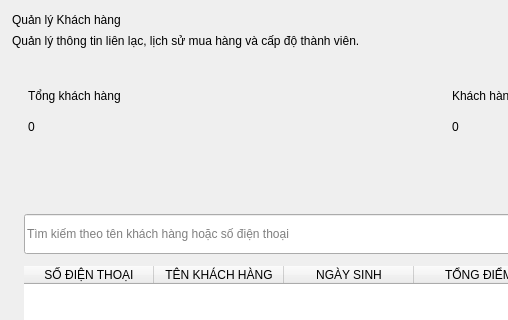
Old version of the form src/gui/tabs/customer_management.ui in the repository letrankhang/Supermarket_Manager; both pictures show x 0 to 508 and y 0 to 320 of the 1280 by 860 pixel window.
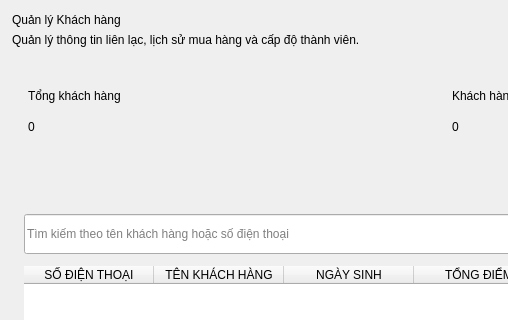
New version of the form. Icons and pictures are not drawn.

What changed in the file:
```diff
--- a/src/gui/tabs/customer_management.ui
+++ b/src/gui/tabs/customer_management.ui
@@ -787,7 +787,7 @@
      <item>
       <layout class="QVBoxLayout" name="titleLayout">
        <property name="spacing">
-        <number>3</number>
+        <number>0</number>
        </property>
        <item>
         <widget class="QLabel" name="lblTitle">
```
